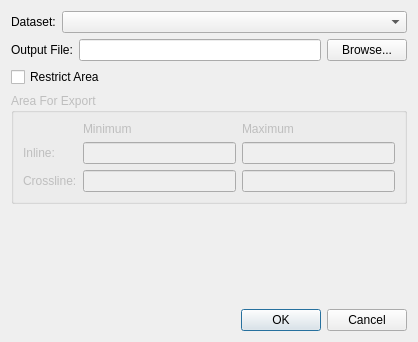
Before: the Qt Designer form ProzessUI/exportseismicdialog.ui in fsoos74/su, drawn with Qt 5.
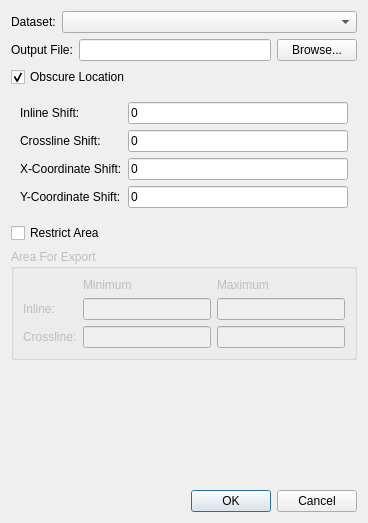
After: the same form once the commit is applied.

Patch:
```diff
--- a/ProzessUI/exportseismicdialog.ui
+++ b/ProzessUI/exportseismicdialog.ui
@@ -6,8 +6,8 @@
    <rect>
     <x>0</x>
     <y>0</y>
-    <width>418</width>
-    <height>342</height>
+    <width>368</width>
+    <height>523</height>
    </rect>
   </property>
   <property name="windowTitle">
@@ -45,7 +45,11 @@
       </widget>
      </item>
      <item>
-      <widget class="QLineEdit" name="leOutputFile"/>
+      <widget class="QLineEdit" name="leOutputFile">
+       <property name="readOnly">
+        <bool>true</bool>
+       </property>
+      </widget>
      </item>
      <item>
       <widget class="QPushButton" name="pbBrowse">
@@ -56,6 +60,87 @@
      </item>
     </layout>
    </item>
+   <item>
+    <widget class="QCheckBox" name="cbObscure">
+     <property name="text">
+      <string>Obscure Location</string>
+     </property>
+     <property name="checked">
+      <bool>true</bool>
+     </property>
+    </widget>
+   </item>
+   <item>
+    <widget class="QWidget" name="wdObscure" native="true">
+     <property name="enabled">
+      <bool>true</bool>
+     </property>
+     <layout class="QGridLayout" name="gridLayout_2">
+      <item row="0" column="0">
+       <widget class="QLabel" name="label_7">
+        <property name="text">
+         <string>Inline Shift:</string>
+        </property>
+       </widget>
+      </item>
+      <item row="0" column="1">
+       <widget class="QLineEdit" name="leShiftIl">
+        <property name="text">
+         <string>0</string>
+        </property>
+       </widget>
+      </item>
+      <item row="1" column="0">
+       <widget class="QLabel" name="label_8">
+        <property name="text">
+         <string>Crossline Shift:</string>
+        </property>
+       </widget>
+      </item>
+      <item row="1" column="1">
+       <widget class="QLineEdit" name="leShiftXl">
+        <property name="text">
+         <string>0</string>
+        </property>
+       </widget>
+      </item>
+      <item row="2" column="0">
+       <widget class="QLabel" name="label_9">
+        <property name="text">
+         <string>X-Coordinate Shift:</string>
+        </property>
+       </widget>
+      </item>
+      <item row="2" column="1">
+       <widget class="QLineEdit" name="leShiftX">
+        <property name="enabled">
+         <bool>true</bool>
+        </property>
+        <property name="text">
+         <string>0</string>
+        </property>
+       </widget>
+      </item>
+      <item row="3" column="0">
+       <widget class="QLabel" name="label_10">
+        <property name="text">
+         <string>Y-Coordinate Shift:</string>
+        </property>
+       </widget>
+      </item>
+      <item row="3" column="1">
+       <widget class="QLineEdit" name="leShiftY">
+        <property name="enabled">
+         <bool>true</bool>
+        </property>
+        <property name="text">
+         <string>0</string>
+        </property>
+       </widget>
+      </item>
+     </layout>
+    </widget>
+   </item>
    <item>
     <widget class="QCheckBox" name="cbRestrictArea">
      <property name="text">
```
Left out of the diff: 16 changed lines with no effect on the pictures.
